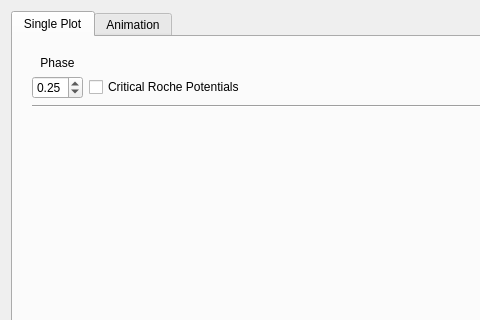
Varnani/PyWD2015, file resources/starpositionswidget.ui: the form before one commit; both pictures show x 0 to 480 and y 0 to 320 of the 700 by 600 pixel window.
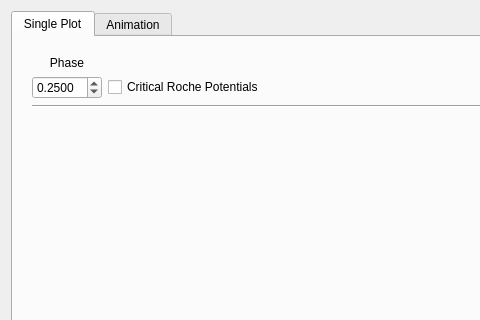
The form after the commit.

The edit to the form file:
```diff
--- a/resources/starpositionswidget.ui
+++ b/resources/starpositionswidget.ui
@@ -46,8 +46,14 @@
              <property name="enabled">
               <bool>true</bool>
              </property>
+             <property name="minimumSize">
+              <size>
+               <width>70</width>
+               <height>0</height>
+              </size>
+             </property>
              <property name="decimals">
-              <number>2</number>
+              <number>4</number>
              </property>
              <property name="minimum">
               <double>0.000000000000000</double>
```
